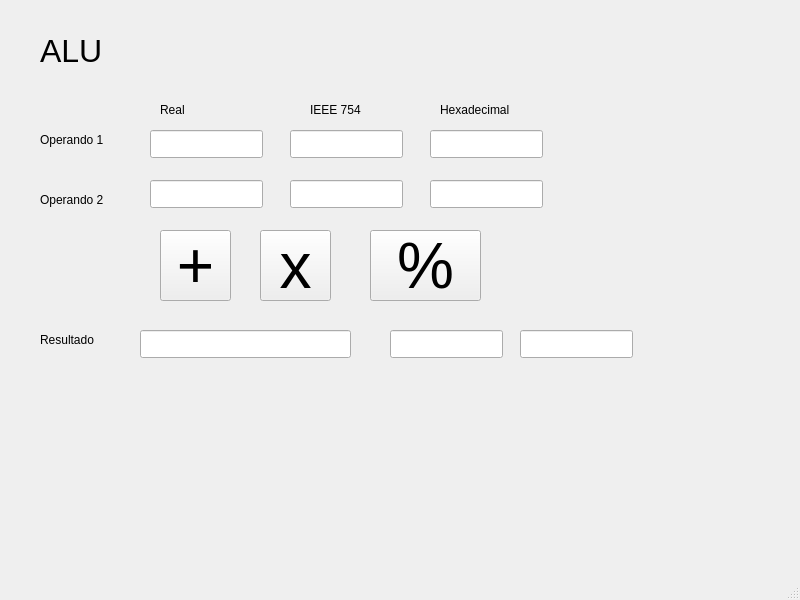
Before: the Qt Designer form Practica4ALU/menualuALU.ui in ValentinUnileon/practica4Arco, drawn with Qt 5.
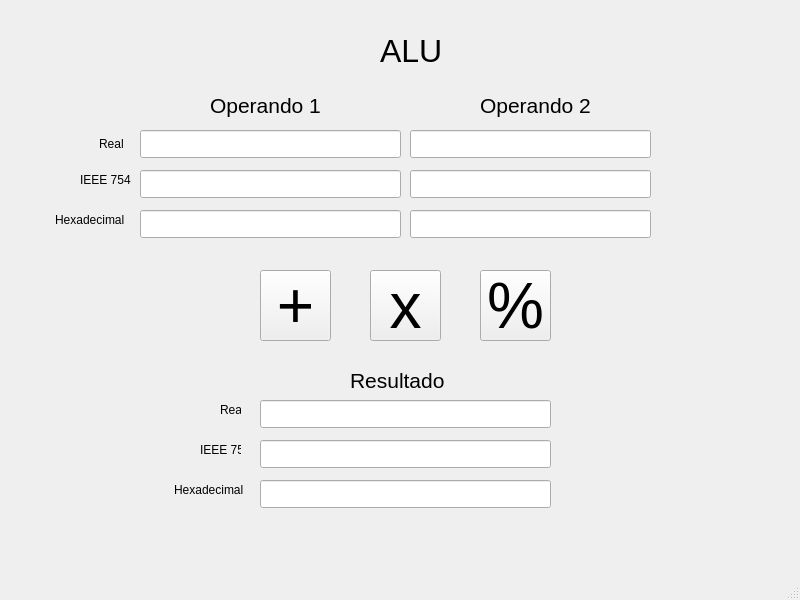
After: the same form once the commit is applied.

Commit message: Arreglada la interfaz grafica

Diff of the .ui file:
```diff
--- a/Practica4ALU/menualuALU.ui
+++ b/Practica4ALU/menualuALU.ui
@@ -17,7 +17,7 @@
    <widget class="QLabel" name="label">
     <property name="geometry">
      <rect>
-      <x>40</x>
+      <x>380</x>
       <y>10</y>
       <width>81</width>
       <height>81</height>
@@ -35,12 +35,17 @@
    <widget class="QLabel" name="label_2">
     <property name="geometry">
      <rect>
-      <x>40</x>
-      <y>130</y>
-      <width>101</width>
-      <height>20</height>
+      <x>210</x>
+      <y>90</y>
+      <width>141</width>
+      <height>31</height>
      </rect>
     </property>
+    <property name="font">
+     <font>
+      <pointsize>16</pointsize>
+     </font>
+    </property>
     <property name="text">
      <string>Operando 1</string>
     </property>
@@ -48,12 +53,17 @@
    <widget class="QLabel" name="label_3">
     <property name="geometry">
      <rect>
-      <x>40</x>
-      <y>190</y>
-      <width>101</width>
-      <height>20</height>
+      <x>480</x>
+      <y>90</y>
+      <width>121</width>
+      <height>31</height>
      </rect>
     </property>
+    <property name="font">
+     <font>
+      <pointsize>16</pointsize>
+     </font>
+    </property>
     <property name="text">
      <string>Operando 2</string>
     </property>
@@ -61,9 +71,9 @@
    <widget class="QLabel" name="label_4">
     <property name="geometry">
      <rect>
-      <x>160</x>
-      <y>100</y>
-      <width>101</width>
+      <x>99</x>
+      <y>134</y>
+      <width>31</width>
       <height>20</height>
      </rect>
     </property>
@@ -74,9 +84,9 @@
    <widget class="QLabel" name="label_5">
     <property name="geometry">
      <rect>
-      <x>310</x>
-      <y>100</y>
-      <width>101</width>
+      <x>80</x>
+      <y>170</y>
+      <width>51</width>
       <height>20</height>
      </rect>
     </property>
@@ -87,9 +97,9 @@
    <widget class="QLabel" name="label_6">
     <property name="geometry">
      <rect>
-      <x>440</x>
-      <y>100</y>
-      <width>101</width>
+      <x>55</x>
+      <y>210</y>
+      <width>71</width>
       <height>20</height>
      </rect>
     </property>
@@ -100,12 +110,17 @@
    <widget class="QLabel" name="label_7">
     <property name="geometry">
      <rect>
-      <x>40</x>
-      <y>330</y>
+      <x>350</x>
+      <y>370</y>
       <width>101</width>
       <height>20</height>
      </rect>
     </property>
+    <property name="font">
+     <font>
+      <pointsize>16</pointsize>
+     </font>
+    </property>
     <property name="text">
      <string>Resultado</string>
     </property>
@@ -113,8 +128,8 @@
    <widget class="QPushButton" name="suma">
     <property name="geometry">
      <rect>
-      <x>160</x>
-      <y>230</y>
+      <x>260</x>
+      <y>270</y>
       <width>71</width>
       <height>71</height>
      </rect>
@@ -131,8 +146,8 @@
    <widget class="QPushButton" name="multiplicacion">
     <property name="geometry">
      <rect>
-      <x>260</x>
-      <y>230</y>
+      <x>370</x>
+      <y>270</y>
       <width>71</width>
       <height>71</height>
      </rect>
@@ -149,9 +164,9 @@
    <widget class="QPushButton" name="division">
     <property name="geometry">
      <rect>
-      <x>370</x>
-      <y>230</y>
-      <width>111</width>
+      <x>480</x>
+      <y>270</y>
+      <width>71</width>
       <height>71</height>
      </rect>
     </property>
@@ -167,9 +182,9 @@
    <widget class="QLineEdit" name="textoRealOp1">
     <property name="geometry">
      <rect>
-      <x>150</x>
+      <x>140</x>
       <y>130</y>
-      <width>113</width>
+      <width>261</width>
       <height>28</height>
      </rect>
     </property>
@@ -177,9 +192,9 @@
    <widget class="QLineEdit" name="textoIEEEOp1">
     <property name="geometry">
      <rect>
-      <x>290</x>
-      <y>130</y>
-      <width>113</width>
+      <x>140</x>
+      <y>170</y>
+      <width>261</width>
       <height>28</height>
      </rect>
     </property>
@@ -187,9 +202,9 @@
    <widget class="QLineEdit" name="textoHexadecimalOp1">
     <property name="geometry">
      <rect>
-      <x>430</x>
-      <y>130</y>
-      <width>113</width>
+      <x>140</x>
+      <y>210</y>
+      <width>261</width>
       <height>28</height>
      </rect>
     </property>
@@ -197,9 +212,9 @@
    <widget class="QLineEdit" name="textoRealOp2">
     <property name="geometry">
      <rect>
-      <x>150</x>
-      <y>180</y>
-      <width>113</width>
+      <x>410</x>
+      <y>130</y>
+      <width>241</width>
       <height>28</height>
      </rect>
     </property>
@@ -207,9 +222,9 @@
    <widget class="QLineEdit" name="textoIEEEOp2">
     <property name="geometry">
      <rect>
-      <x>290</x>
-      <y>180</y>
-      <width>113</width>
+      <x>410</x>
+      <y>170</y>
+      <width>241</width>
       <height>28</height>
      </rect>
     </property>
@@ -217,9 +232,9 @@
    <widget class="QLineEdit" name="textoHexadecimalOp2">
     <property name="geometry">
      <rect>
-      <x>430</x>
-      <y>180</y>
-      <width>113</width>
+      <x>410</x>
+      <y>210</y>
+      <width>241</width>
       <height>28</height>
      </rect>
     </property>
@@ -227,9 +242,9 @@
    <widget class="QLineEdit" name="resultadoReal">
     <property name="geometry">
      <rect>
-      <x>140</x>
-      <y>330</y>
-      <width>211</width>
+      <x>260</x>
+      <y>400</y>
+      <width>291</width>
       <height>28</height>
      </rect>
     </property>
@@ -237,9 +252,9 @@
    <widget class="QLineEdit" name="resultadoIEEE">
     <property name="geometry">
      <rect>
-      <x>390</x>
-      <y>330</y>
-      <width>113</width>
+      <x>260</x>
+      <y>440</y>
+      <width>291</width>
       <height>28</height>
      </rect>
     </property>
@@ -247,13 +262,52 @@
    <widget class="QLineEdit" name="resultadoHexadecimal">
     <property name="geometry">
      <rect>
-      <x>520</x>
-      <y>330</y>
-      <width>113</width>
+      <x>260</x>
+      <y>480</y>
+      <width>291</width>
       <height>28</height>
      </rect>
     </property>
    </widget>
+   <widget class="QLabel" name="label_8">
+    <property name="geometry">
+     <rect>
+      <x>200</x>
+      <y>440</y>
+      <width>41</width>
+      <height>20</height>
+     </rect>
+    </property>
+    <property name="text">
+     <string>IEEE 754</string>
+    </property>
+   </widget>
+   <widget class="QLabel" name="label_9">
+    <property name="geometry">
+     <rect>
+      <x>174</x>
+      <y>480</y>
+      <width>71</width>
+      <height>20</height>
+     </rect>
+    </property>
+    <property name="text">
+     <string>Hexadecimal</string>
+    </property>
+   </widget>
+   <widget class="QLabel" name="label_10">
+    <property name="geometry">
+     <rect>
+      <x>220</x>
+      <y>400</y>
+      <width>21</width>
+      <height>20</height>
+     </rect>
+    </property>
+    <property name="text">
+     <string>Real</string>
+    </property>
+   </widget>
   </widget>
   <widget class="QMenuBar" name="menubar">
    <property name="geometry">
```
Left out of the diff: 2 changed lines with no effect on the pictures. The commit also changes 4 other files.
